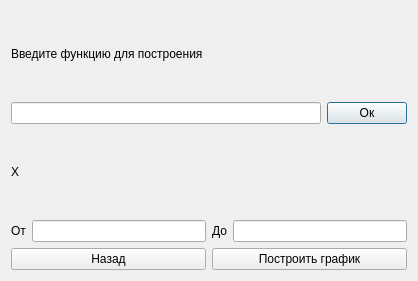
The window that form2.ui (spellanser/graphx) describes before a commit, drawn with Qt 5.
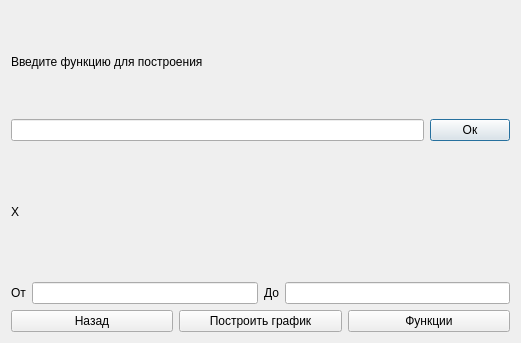
The same window after the commit.

Patch:
```diff
--- a/form2.ui
+++ b/form2.ui
@@ -6,8 +6,8 @@
    <rect>
     <x>0</x>
     <y>0</y>
-    <width>418</width>
-    <height>281</height>
+    <width>521</width>
+    <height>343</height>
    </rect>
   </property>
   <property name="windowTitle">
@@ -40,15 +40,13 @@
     </layout>
    </item>
    <item row="1" column="0">
-    <layout class="QVBoxLayout" name="verticalLayout">
-     <item>
       <widget class="QLabel" name="label_2">
        <property name="text">
         <string>X </string>
        </property>
       </widget>
      </item>
-     <item>
+   <item row="2" column="0">
       <layout class="QHBoxLayout" name="horizontalLayout">
        <item>
         <widget class="QLabel" name="label_3">
@@ -72,9 +70,7 @@
        </item>
       </layout>
      </item>
-    </layout>
-   </item>
-   <item row="2" column="0">
+   <item row="3" column="0">
     <layout class="QHBoxLayout" name="horizontalLayout_3">
      <item>
       <widget class="QPushButton" name="pushButton_2">
@@ -90,6 +86,13 @@
        </property>
       </widget>
      </item>
+     <item>
+      <widget class="QPushButton" name="pushButton_4">
+       <property name="text">
+        <string>Функции</string>
+       </property>
+      </widget>
+     </item>
     </layout>
    </item>
   </layout>
```
Left out of the diff: 5 changed lines with no effect on the pictures. Lines whose indentation alone changed are shown as unchanged.
